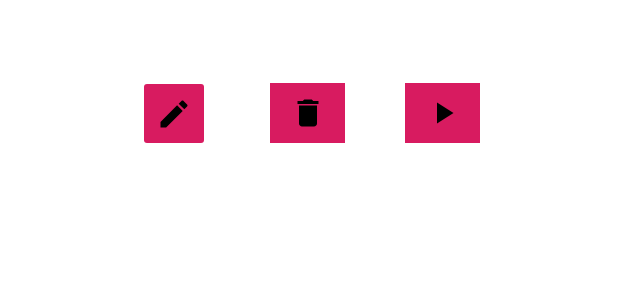
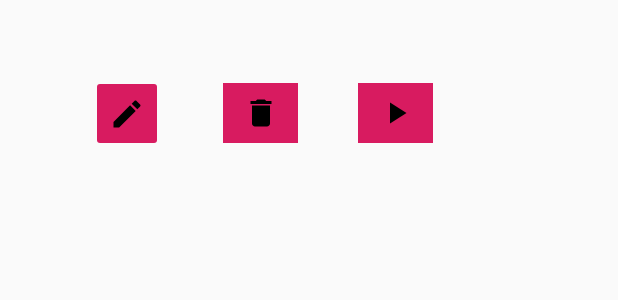
Before and after one commit to Moufdi96/Internship-Poject, an Android app: the layout activity_movement_list.xml on its own in the app's theme, with its tools: preview values and no code run, on a phone screen of 412 x 824 dp. Shown: the top 300 px of the screen. Run offline under Robolectric (Android 15) with nearby library versions, the phone set to English and light mode, and no system bars.

Commit message:
Set MovementList layout in Dialog layout mode

```diff
--- a/PepperApp/app/src/main/AndroidManifest.xml
+++ b/PepperApp/app/src/main/AndroidManifest.xml
@@ -13,7 +13,7 @@
         <activity
             android:name="com.example.pepperapp.Controller.MovementListActivity"
             android:label="@string/title_activity_movement_list"
-            android:theme="@style/AppTheme" />
+            android:theme="@style/Theme.AppCompat.Dialog" />
         <activity
             android:name="com.example.pepperapp.Controller.MovementCategoryActivity"
             android:label="MovementCategoryActivity"
--- a/PepperApp/app/src/main/res/layout/activity_movement_list.xml
+++ b/PepperApp/app/src/main/res/layout/activity_movement_list.xml
@@ -2,9 +2,8 @@
 <RelativeLayout xmlns:android="http://schemas.android.com/apk/res/android"
     xmlns:app="http://schemas.android.com/apk/res-auto"
     xmlns:tools="http://schemas.android.com/tools"
-    android:layout_width="match_parent"
-    android:layout_height="match_parent"
-    android:background="#FFFF"
+    android:layout_width="350dp"
+    android:layout_height="500dp"
     tools:context="com.example.pepperapp.Controller.MovementListActivity">
 
     <LinearLayout
```
